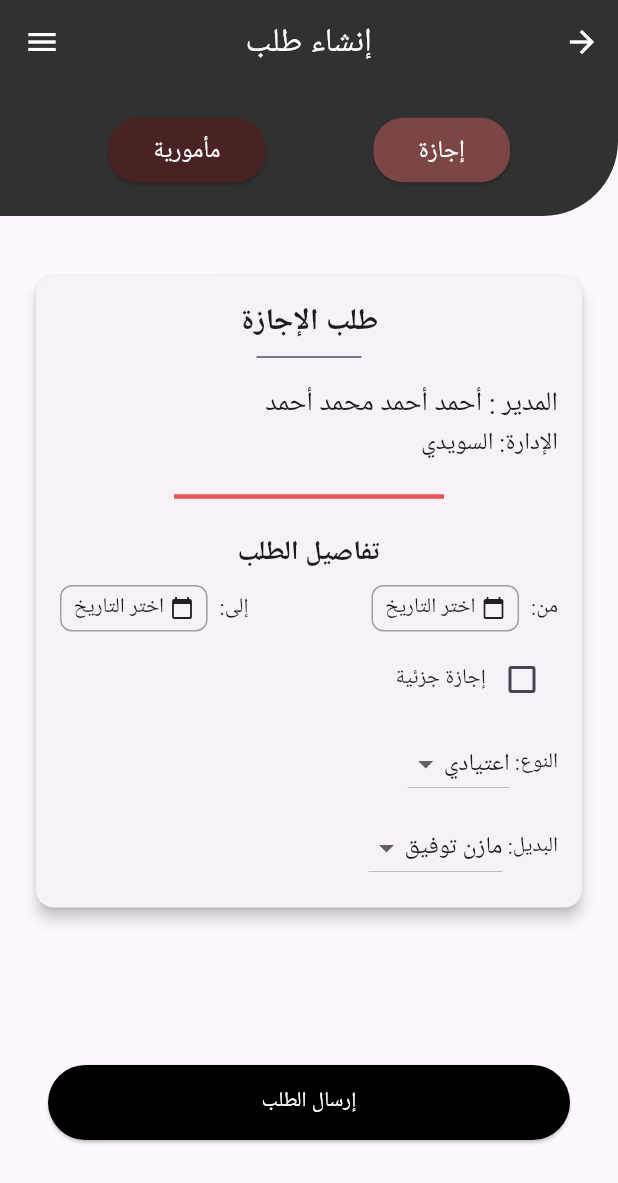
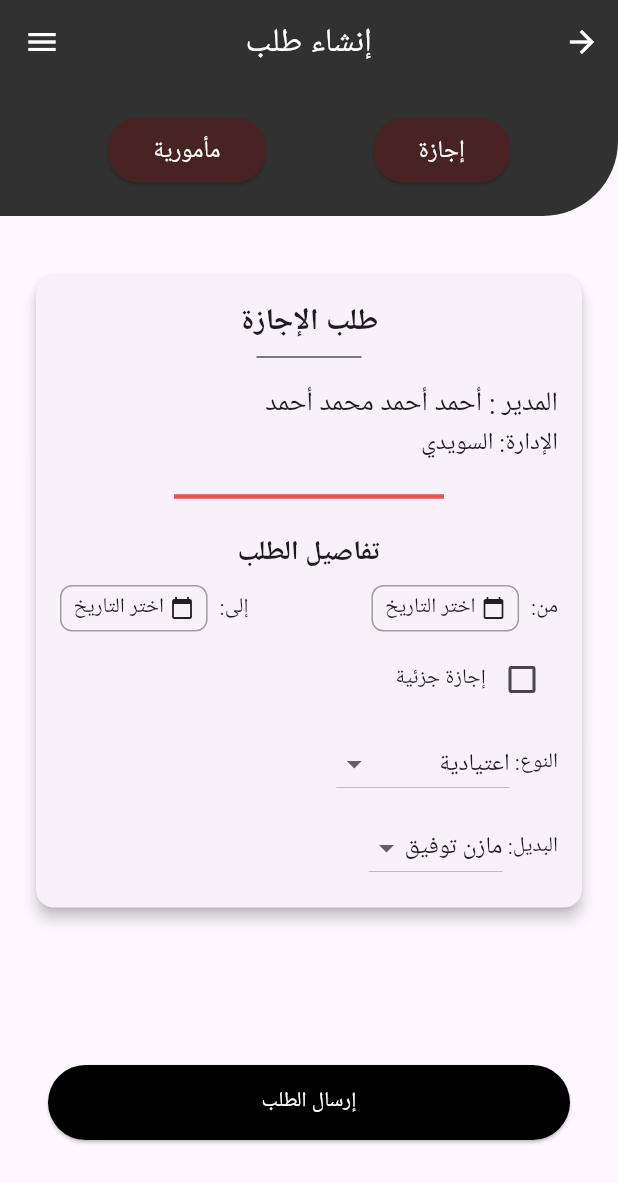
Before and after one commit to BasilAbdellah/screen_send_request, a Flutter app: the screen it shows after launch, after a tap on "إرسال الطلب", on a phone screen of 412 x 824 dp. Shown: the top 1183 px of the screen. Run offline on Flutter 3.47's test engine with Material 3 defaults, Android fonts, the phone set to English and light mode, and no system bars; our stand-ins replace dio, flutter_secure_storage, shared_preferences.

Commit message:
screen finished with logic without testing it

```diff
--- a/lib/main.dart
+++ b/lib/main.dart
@@ -1,4 +1,6 @@
 import 'package:flutter/material.dart';
+import 'package:provider/provider.dart';
+import 'package:screen_send_request/send_requests/Provider/send_request_provider.dart';
 import 'package:screen_send_request/send_requests/page/screen_send_request.dart';
 
 void main() {
@@ -11,7 +13,13 @@ class MyApp extends StatelessWidget {
   // This widget is the root of your application.
   @override
   Widget build(BuildContext context) {
-    return MaterialApp(
+    return MultiProvider(
+      providers: [
+        ChangeNotifierProvider(
+          create: (context) => SendRequestProvider(),
+        )
+      ],
+      child: MaterialApp(
         debugShowCheckedModeBanner: false,
         title: 'Flutter Demo',
         theme: ThemeData(
@@ -20,6 +28,7 @@ class MyApp extends StatelessWidget {
         ),
         home: RequestCreationScreen(),
         locale: Locale('ar'),
+      ),
     );
   }
 }
--- /dev/null
+++ b/lib/send_requests/Controller/request_service.dart
@@ -0,0 +1,40 @@
+import 'package:dio/dio.dart';
+import 'package:screen_send_request/Core/errors/error_model.dart';
+import 'package:screen_send_request/Core/errors/exceptions.dart';
+import 'package:screen_send_request/send_requests/Data/send_request_model.dart';
+
+class SendRequestService {
+  static Dio dio = Dio();
+
+  static Future<SendRequestModel> sendRequest(
+      String? Title,
+      String? Type,
+      var StartDate,
+      var EndDate,
+      int? SubstituteEmployeeId,
+      int? EmployeeId,
+      var Itinerar) async {
+    const url = 'http://41.35.237.81:8080/api/Transaction/PostTransaction ';
+
+    var response = await dio.post(url,
+        data: {
+          "Title": Title,
+          "Type": Type,
+          "StartDate": StartDate,
+          "EndDate": EndDate,
+          "SubstituteEmployeeId": SubstituteEmployeeId,
+          "EmployeeId": EmployeeId,
+          "Itinerar": Itinerar
+        },
+        options: Options(
+          headers: {
+            'Content-Type': 'application/json',
+          },
+        ));
+    if (response.statusCode == 200) {
+      return SendRequestModel.fromJson(response.data);
+    } else {
+      throw ServerException(errModel: ErrorModel.responseInfo(response));
+    }
+  }
+}
--- /dev/null
+++ b/lib/send_requests/Data/send_request_model.dart
@@ -0,0 +1,12 @@
+class SendRequestModel {
+  bool? status;
+  String? message;
+  SendRequestModel({required this.status, required this.message});
+
+  factory SendRequestModel.fromJson(Map<String, dynamic> json) {
+    return SendRequestModel(
+      status: json['status'],
+      message: json['message'],
+    );
+  }
+}
--- a/lib/send_requests/page/screen_send_request.dart
+++ b/lib/send_requests/page/screen_send_request.dart
@@ -1,6 +1,10 @@
 import 'package:flutter/material.dart';
 import 'package:intl/intl.dart'; // For formatting dates
+import 'package:provider/provider.dart';
 import 'dart:ui' as ui;
+
+import 'package:screen_send_request/Core/Utils/custom_components/drawer.dart';
+import 'package:screen_send_request/send_requests/Provider/send_request_provider.dart';
 
 class RequestCreationScreen extends StatefulWidget {
   @override
@@ -8,8 +12,6 @@ class RequestCreationScreen extends StatefulWidget {
 }
 
 class _RequestCreationScreenState extends State<RequestCreationScreen> {
-  String selectedButton = 'إجازة';
-
   // Variables to store the selected dates
   DateTime? startDate;
   DateTime? endDate;
@@ -20,8 +22,25 @@ class _RequestCreationScreenState extends State<RequestCreationScreen> {
     return DateFormat('dd/MM/yyyy').format(date);
   }
 
+  final Map<String, String> buttonMapping = {
+    'إجازة': 'Leave',
+    'مأمورية': 'Mission',
+  };
+  final Map<String, String> transactionVacationType = {
+    'عارضة': 'CasualLeave',
+    'اعتيادية': 'RegularLeave',
+    'غياب بأذن': 'ExcusedAbsent',
+    'غياب بدون بأذن': 'UnexcusedAbsent',
+    'نصف يوم': 'HalfDay',
+    'ربع يوم': 'QuarterDay',
+  };
+  String selectedVacationType = 'اعتيادية'; // Default displayed value;
+  String mappedVacationType = 'RegularLeave'; // Default mapped value
+  String selectedButton = 'إجازة'; // Default selected button
   @override
   Widget build(BuildContext context) {
+    final sendRequestProvider =
+        Provider.of<SendRequestProvider>(context, listen: false);
     return Scaffold(
         appBar: AppBar(
           title: Text(
@@ -123,11 +142,13 @@ class _RequestCreationScreenState extends State<RequestCreationScreen> {
                             _buildDateField(context, 'من:', startDate, (date) {
                               setState(() {
                                 startDate = date;
+                                print(formatDate(startDate));
                               });
                             }),
                             _buildDateField(context, 'إلى:', endDate, (date) {
                               setState(() {
                                 endDate = date;
+                                print(formatDate(endDate));
                               });
                             }),
                           ],
@@ -147,18 +168,26 @@ class _RequestCreationScreenState extends State<RequestCreationScreen> {
                           children: [
                             Text('النوع: '),
                             DropdownButton<String>(
-                            value: 'اعتيادي',
-                            items: [
-                              DropdownMenuItem(
-                                child: Text('اعتيادي'),
-                                value: 'اعتيادي',
-                              ),
-                              DropdownMenuItem(
-                                child: Text('عارضة'),
-                                value: 'عارضة',
-                              ),
-                            ],
-                            onChanged: (value) {},
+                              value: selectedVacationType,
+                              items: transactionVacationType.keys
+                                  .map((String key) {
+                                return DropdownMenuItem(
+                                  value: key,
+                                  child: Text(key), // Display Arabic label
+                                );
+                              }).toList(),
+                              onChanged: (value) {
+                                setState(() {
+                                  selectedVacationType =
+                                      value!; // Update the displayed value
+                                  mappedVacationType = transactionVacationType[
+                                      value]!; // Update the mapped value
+                                  print(
+                                      'Selected Arabic value: $selectedVacationType');
+                                  print(
+                                      'Mapped English value: $mappedVacationType');
+                                });
+                              },
                             ),
                           ],
                         ),
@@ -193,7 +222,26 @@ class _RequestCreationScreenState extends State<RequestCreationScreen> {
                     const EdgeInsets.symmetric(horizontal: 32.0, vertical: 64),
                 child: Center(
                   child: ElevatedButton(
-                  onPressed: () {},
+                    onPressed: () {
+                      if (sendRequestProvider.sendRequestModel!.status ==
+                          true) {
+                        ScaffoldMessenger.of(context).showSnackBar(SnackBar(
+                            content: Text(
+                                "${sendRequestProvider.sendRequestModel!.message}")));
+                        sendRequestProvider.sendRequestProv(
+                            selectedButton,
+                            mappedVacationType,
+                            startDate,
+                            endDate,
+                            2, //SubstituteEmployeeId will be taken from api
+                            1, //Employee Id from token
+                            "Itinerar");
+                      } else {
+                        ScaffoldMessenger.of(context).showSnackBar(SnackBar(
+                            content: Text(
+                                "${sendRequestProvider.sendRequestModel!.message}")));
+                      }
+                    },
                     style: ElevatedButton.styleFrom(
                       minimumSize: Size(double.infinity, 50),
                       backgroundColor: Colors.black,
@@ -207,19 +255,19 @@ class _RequestCreationScreenState extends State<RequestCreationScreen> {
               ),
             ],
           ),
-      ),
-    );
+        ));
   }
 
   Widget _buildToggleButton(String buttonLabel) {
     return ElevatedButton(
       onPressed: () {
         setState(() {
-          selectedButton = buttonLabel;
+          selectedButton = buttonMapping[buttonLabel] ?? 'إجازة';
+          print('Selected button: $selectedButton');
         });
       },
       style: ElevatedButton.styleFrom(
-        backgroundColor: selectedButton == buttonLabel
+        backgroundColor: selectedButton == buttonMapping[buttonLabel]
             ? Color(0xFF7C4646)
             : Color(0xFF492323),
         shape: RoundedRectangleBorder(
--- a/pubspec.yaml
+++ b/pubspec.yaml
@@ -35,6 +35,10 @@ dependencies:
   # Use with the CupertinoIcons class for iOS style icons.
   cupertino_icons: ^1.0.8
   intl: ^0.20.1
+  dio: ^5.7.0
+  flutter_secure_storage: ^9.2.4
+  shared_preferences: ^2.4.0
+  provider: ^6.1.2
 
 dev_dependencies:
   flutter_test:
```
Also changed, not shown: lib/send_requests/Provider/send_request_provider.dart (added, +20 -0 lines), pubspec.lock. Lines whose indentation alone changed are shown as unchanged.
